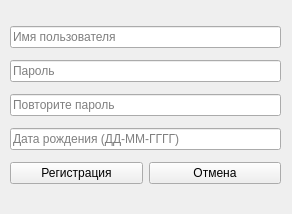
Above: project/ui/ui_registration_window.ui from maximss635/qt-phone-book before the change. Below: the same form after it.
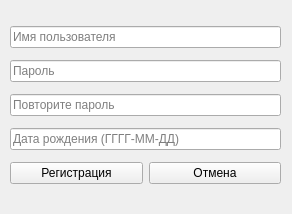
That is the form after the change.

What changed in the file:
```diff
--- a/project/ui/ui_registration_window.ui
+++ b/project/ui/ui_registration_window.ui
@@ -53,7 +53,7 @@
     <item>
      <widget class="QLineEdit" name="line_edit_birthday">
       <property name="placeholderText">
-       <string>Дата рождения (ДД-ММ-ГГГГ)</string>
+       <string>Дата рождения (ГГГГ-ММ-ДД)</string>
       </property>
      </widget>
     </item>
```
